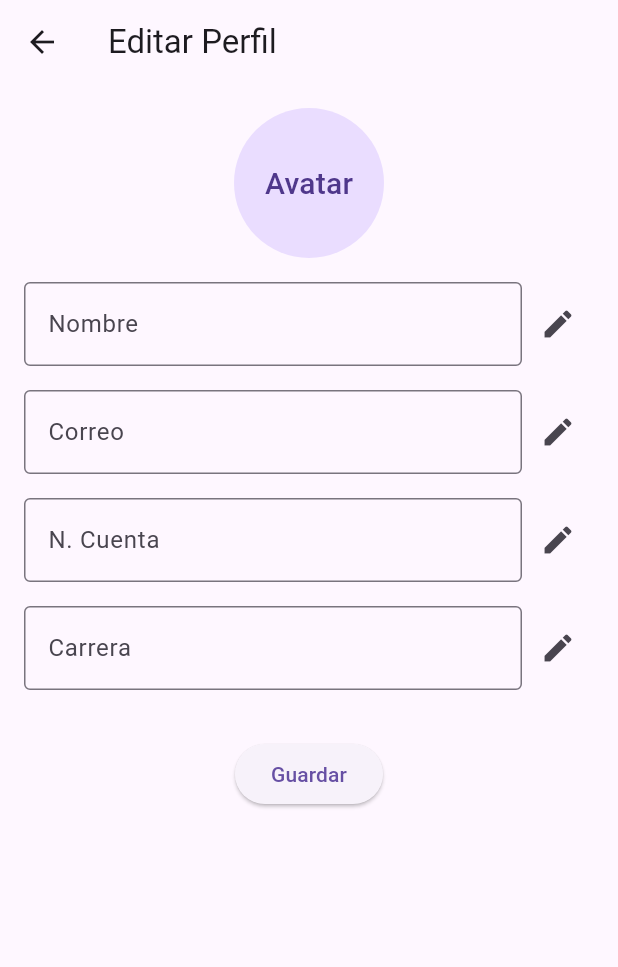
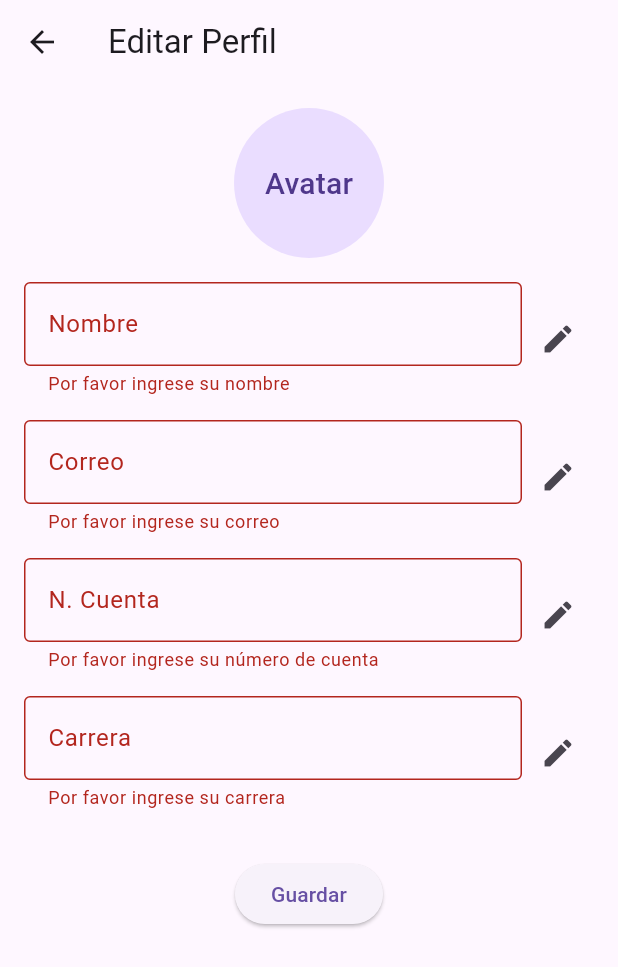
Before and after one commit to dandresrp/pumiagenda, a Flutter app: the PantallaEditarPerfil screen opened by its route, after a tap on "Guardar", on a phone screen of 412 x 824 dp. Shown: the top 967 px of the screen. Run offline on Flutter 3.47's test engine with Material 3 defaults, Android fonts, the phone set to English and light mode, and no system bars; our stand-ins replace go_router.

Commit message:
Agregar backend a la pantalla editar

```diff
--- a/lib/main.dart
+++ b/lib/main.dart
@@ -23,13 +23,15 @@
       builder: (context, state) => const PantallaRegistro(),
       ),
     GoRoute(
-      path: '/editPerfil',
-      builder: (context, state) => const PantallaEditarPerfil(),
+      path:
+      '/editarPerfil',
+      builder:  (context, state) => const PantallaEditarPerfil(),
     ),
     GoRoute(
       path: '/horasvoae',
       builder: (context, state) => const PantallaHorasVoae(),
     ),
+
 
     // GoRoute(
     //   path: '/configuracion',
--- a/lib/pantallas/pantalla_edit_perfil.dart
+++ b/lib/pantallas/pantalla_edit_perfil.dart
@@ -1,8 +1,85 @@
 import 'package:flutter/material.dart';
 
 
-class PantallaEditarPerfil extends StatelessWidget {
+class PantallaEditarPerfil extends StatefulWidget {
   const PantallaEditarPerfil({super.key});
+
+  @override
+  // ignore: library_private_types_in_public_api
+  _PantallaEditarPerfilState createState() => _PantallaEditarPerfilState();
+}
+
+class _PantallaEditarPerfilState extends State<PantallaEditarPerfil> {
+  final _nombreController = TextEditingController();
+  final _correoController = TextEditingController();
+  final _cuentaController = TextEditingController();
+  final _carreraController = TextEditingController();
+
+  final _formKey = GlobalKey<FormState>();
+
+  @override
+  void dispose() {
+    _nombreController.dispose();
+    _correoController.dispose();
+    _cuentaController.dispose();
+    _carreraController.dispose();
+    super.dispose();
+  }
+
+  String? _validateNombre(String? value) {
+    if (value == null || value.isEmpty) {
+      return 'Por favor ingrese su nombre';
+    }
+    if (value.length < 3) {
+      return 'El nombre debe tener al menos 3 letras';
+    }
+    return null;
+  }
+
+  String? _validateCorreo(String? value) {
+    if (value == null || value.isEmpty) {
+      return 'Por favor ingrese su correo';
+    }
+    if (!value.endsWith('@unah.hn')) {
+      return 'Utilice su correo institucional de estudiante';
+    }
+    return null;
+  }
+
+  String? _validateCuenta(String? value) {
+    if (value == null || value.isEmpty) {
+      return 'Por favor ingrese su número de cuenta';
+    }
+    if (value.length != 11) {
+      return 'El número de cuenta debe tener 11 dígitos';
+    }
+    if (!RegExp(r'^\d+$').hasMatch(value)) {
+      return 'El número de cuenta debe contener solo dígitos';
+    }
+    return null;
+  }
+
+  String? _validateCarrera(String? value) {
+    if (value == null || value.isEmpty) {
+      return 'Por favor ingrese su carrera';
+    }
+    if (value.length <= 3) {
+      return 'La carrera debe tener más de 3 caracteres';
+    }
+    return null;
+  }
+
+  void _guardarDatos() {
+    if (_formKey.currentState!.validate()) {
+      // Aquí se debería guardar la información y navegar de vuelta a la pantalla de inicio
+      Navigator.pop(context, {
+        'nombre': _nombreController.text,
+        'correo': _correoController.text,
+        'cuenta': _cuentaController.text,
+        'carrera': _carreraController.text,
+      });
+    }
+  }
 
   @override
   Widget build(BuildContext context) {
@@ -18,6 +95,8 @@ class PantallaEditarPerfil extends StatelessWidget {
       ),
       body: Padding(
         padding: const EdgeInsets.all(16.0),
+        child: Form(
+          key: _formKey,
           child: Column(
             children: [
               const CircleAvatar(
@@ -28,35 +107,56 @@ class PantallaEditarPerfil extends StatelessWidget {
                 ),
               ),
               const SizedBox(height: 16),
-            _buildEditableField(label: 'Nombre'),
+              _buildEditableField(
+                label: 'Nombre',
+                controller: _nombreController,
+                validator: _validateNombre,
+              ),
               const SizedBox(height: 16),
-            _buildEditableField(label: 'Correo'),
+              _buildEditableField(
+                label: 'Correo',
+                controller: _correoController,
+                validator: _validateCorreo,
+              ),
               const SizedBox(height: 16),
-            _buildEditableField(label: 'N. Cuenta'),
+              _buildEditableField(
+                label: 'N. Cuenta',
+                controller: _cuentaController,
+                validator: _validateCuenta,
+              ),
               const SizedBox(height: 16),
-            _buildEditableField(label: 'Carrera'),
+              _buildEditableField(
+                label: 'Carrera',
+                controller: _carreraController,
+                validator: _validateCarrera,
+              ),
               const SizedBox(height: 32),
               ElevatedButton(
-              onPressed: () {
-                // Acción de guardar
-              },
+                onPressed: _guardarDatos,
                 child: const Text('Guardar'),
               ),
             ],
           ),
         ),
+      ),
     );
   }
 
-  Widget _buildEditableField({required String label}) {
+  Widget _buildEditableField({
+    required String label,
+    required TextEditingController controller,
+    required String? Function(String?) validator,
+  }) {
     return Row(
       children: [
         Expanded(
           child: TextFormField(
+            controller: controller,
             decoration: InputDecoration(
               labelText: label,
               border: const OutlineInputBorder(),
             ),
+            validator: validator,
           ),
         ),
         IconButton(
--- a/lib/pantallas/pantalla_inicio.dart
+++ b/lib/pantallas/pantalla_inicio.dart
@@ -1,9 +1,19 @@
 import 'package:flutter/material.dart';
+import 'package:go_router/go_router.dart';
 import 'package:pumiagenda/custom_widgets.dart';
-import 'package:go_router/go_router.dart';
+class PantallaInicio extends StatefulWidget {
+  const PantallaInicio({super.key});
 
-class PantallaInicio extends StatelessWidget {
-  const PantallaInicio({super.key});
+  @override
+  // ignore: library_private_types_in_public_api
+  _PantallaInicioState createState() => _PantallaInicioState();
+}
+
+class _PantallaInicioState extends State<PantallaInicio> {
+  String nombre = 'Diego Andres Rios Pineda';
+  String correo = 'driosp@unah.hn';
+  String cuenta = '20212030281';
+  String carrera = 'Ingenieria en Sistemas';
 
   @override
   Widget build(BuildContext context) {
@@ -30,33 +40,33 @@ class PantallaInicio extends StatelessWidget {
                       child: Icon(Icons.code),
                     ),
                     const SizedBox(width: 16),
-                    const Expanded(
+                    Expanded(
                       child: Column(
                         crossAxisAlignment: CrossAxisAlignment.start,
                         children: [
                           Text(
-                            'Diego Andres Rios Pineda',
-                            style: TextStyle(
+                            nombre,
+                            style: const TextStyle(
                               fontWeight: FontWeight.bold,
                               fontSize: 18,
                             ),
                             overflow: TextOverflow.ellipsis,
                           ),
                           Text(
-                            'Ingenieria en Sistemas',
-                            style: TextStyle(
+                            carrera,
+                            style: const TextStyle(
                               fontSize: 16
                             ),
                           ),
                           Text(
-                            'driosp@unah.hn',
-                            style: TextStyle(
+                            correo,
+                            style: const TextStyle(
                               fontSize: 16
                             ),
                           ),
                           Text(
-                            '20212030281',
-                            style: TextStyle(
+                            cuenta,
+                            style: const TextStyle(
                               fontSize: 16
                             ),
                           ),
@@ -64,10 +74,18 @@ class PantallaInicio extends StatelessWidget {
                       ),
                     ),
                     IconButton(
-                      icon: const Icon(Icons.edit),
-                      onPressed: () {
-                        context.push('/editPerfil');
-                      },
+                    icon: const Icon(Icons.edit),
+                        onPressed: () async {
+                          final resultado = await context.push<Map<String, String>>('/editarPerfil');
+                          if (resultado != null) {
+                            setState(() {
+                              nombre = resultado['nombre']!;
+                              correo = resultado['correo']!;
+                              cuenta = resultado['cuenta']!;
+                              carrera = resultado['carrera']!;
+                            });
+                          }
+                        }
                     ),
                   ],
                 ),
```
Lines whose indentation alone changed are shown as unchanged.
